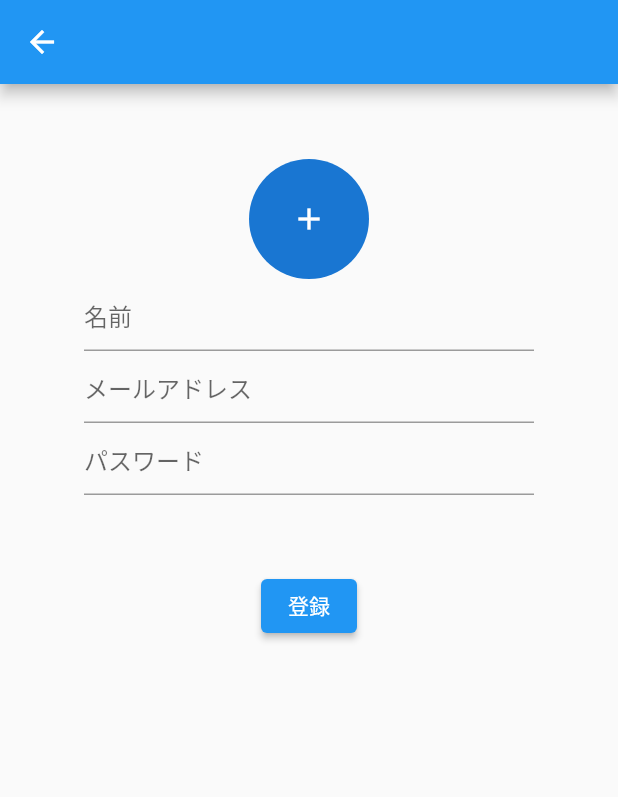
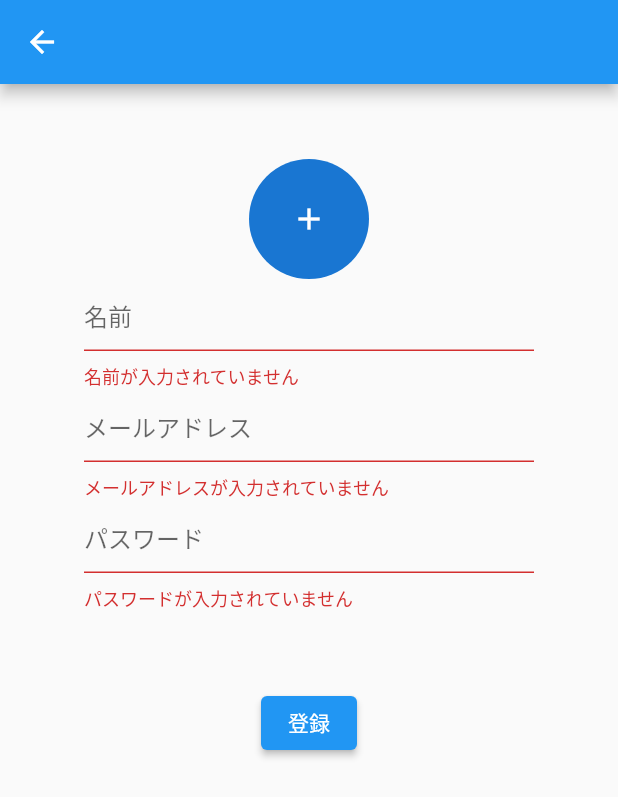
Before and after one commit to YusukeUemura01/sandbox_level1, a Flutter app: the CreateAccountPage screen opened directly, after a tap on "登録", on a phone screen of 412 x 824 dp. Shown: the top 797 px of the screen. Run offline on Flutter 3.47's test engine with Material 2 defaults, Android fonts, the phone set to English and light mode, and no system bars; our stand-ins replace cloud_firestore, firebase_auth, firebase_storage, freezed_annotation, hooks_riverpod, image_picker; accounts and stored records are empty; generated files the repository leaves out were written again.

Commit message:
create_accout_page.dartの状態管理を作成

```diff
--- /dev/null
+++ b/lib/Firebase/authentication.dart
@@ -0,0 +1,15 @@
+import 'package:firebase_auth/firebase_auth.dart';
+
+class Authentication{
+  final FirebaseAuth userAuth = FirebaseAuth.instance;
+
+  Future<dynamic> signUp(String email,String pass)async{//アカウントを登録するメソッド
+    try{
+      UserCredential newAccount = await userAuth.signInWithEmailAndPassword(email: email, password: pass);
+      return newAccount;
+    }on FirebaseException catch(e){
+      print("アカウント作成エラー$e");
+      return false;
+    }
+  }
+}
--- a/lib/main.dart
+++ b/lib/main.dart
@@ -1,8 +1,9 @@
 import 'package:flutter/material.dart';
+import 'package:hooks_riverpod/hooks_riverpod.dart';
 import 'package:sandbox_level1/screens/login_page.dart';
 
 void main() {
-  runApp(const MyApp());
+  runApp(const ProviderScope(child: MyApp()));
 }
 
 class MyApp extends StatelessWidget {
@@ -25,7 +26,7 @@ class MyApp extends StatelessWidget {
         // is not restarted.
         primarySwatch: Colors.blue,
       ),
-      home: LoginPage(),
+      home: LoginPage()
     );
   }
 }
--- a/lib/screens/create_accout_page.dart
+++ b/lib/screens/create_accout_page.dart
@@ -1,5 +1,18 @@
+import 'dart:io';
+
 import 'package:flutter/material.dart';
-class CreateAccountPage extends StatelessWidget {
+import 'package:hooks_riverpod/hooks_riverpod.dart';
+import 'package:sandbox_level1/Firebase/authentication.dart';
+import 'package:sandbox_level1/utils/function_utils.dart';
+import 'package:sandbox_level1/view_model/create_account_page_controller.dart';
+
+final createAccountPageProvider = StateNotifierProvider<CreateAccountPageStateController,CreateAccountPageState>((ref){
+  return CreateAccountPageStateController(CreateAccountPageState());
+});
+
+
+class CreateAccountPage extends HookConsumerWidget {
+
   CreateAccountPage({Key? key}) : super(key: key);
 
   TextEditingController nameController = TextEditingController();
@@ -7,7 +20,12 @@ class CreateAccountPage extends StatelessWidget {
   TextEditingController passController = TextEditingController();
 
   @override
-  Widget build(BuildContext context) {
+  Widget build(BuildContext context, WidgetRef ref) {
+    final createAccountPageState = ref.watch(createAccountPageProvider);
+    File? iconImage = createAccountPageState.iconImage;
+    String? nameErrorText = createAccountPageState.nameErrorText;
+    String? emailErrorText = createAccountPageState.emailErrorText;
+    String? passwordErrorText = createAccountPageState.passErrorText;
     return Scaffold(
       appBar: AppBar(),
       body: SafeArea(
@@ -21,32 +39,34 @@ class CreateAccountPage extends StatelessWidget {
                 ),
                 GestureDetector(
                   onTap: () async {
+                    final pickedFile = await FunctionUtils().getImageGallery();
+                    ref.read(createAccountPageProvider.notifier).changeIconImage(File(pickedFile.path));
                   },
-                  child: const CircleAvatar(
-                    foregroundImage: null,
+                  child: CircleAvatar(
+                    foregroundImage: iconImage == null ? null : FileImage(iconImage),
                     radius: 40,
-                    child: Icon(Icons.add),
+                    child: const Icon(Icons.add),
                   ),
                 ),
                 Container(
                   width: 300,
                   child: TextField(
                     controller: nameController,
-                    decoration: InputDecoration(hintText: "名前"),
+                    decoration: InputDecoration(hintText: "名前",errorText: nameErrorText),
                   ),
                 ),
                 Container(
                   width: 300,
                   child: TextField(
                     controller: emailController,
-                    decoration: InputDecoration(hintText: "メールアドレス"),
+                    decoration: InputDecoration(hintText: "メールアドレス",errorText: emailErrorText),
                   ),
                 ),
                 Container(
                   width: 300,
                   child: TextField(
                     controller: passController,
-                    decoration: InputDecoration(hintText: "パスワード"),
+                    decoration: InputDecoration(hintText: "パスワード",errorText: passwordErrorText),
                   ),
                 ),
                 const SizedBox(
@@ -54,7 +74,22 @@ class CreateAccountPage extends StatelessWidget {
                 ),
                 ElevatedButton(
                     onPressed: () async {
-
+                      nameErrorText = null;//エラーテキスト初期化
+                      emailErrorText = null;
+                      passwordErrorText = null;
+                      if(nameController.text.isEmpty){
+                        nameErrorText = "名前が入力されていません";
+                      }
+                      if(emailController.text.isEmpty){
+                        emailErrorText = "メールアドレスが入力されていません";
+                      }
+                      if(passController.text.isEmpty){
+                        passwordErrorText = "パスワードが入力されていません";
+                      }
+                      ref.read(createAccountPageProvider.notifier).changeErrorText(nameErrorText,emailErrorText,passwordErrorText);
+                      if(nameErrorText == null && emailErrorText == null && passwordErrorText == null){
+                        //final newAccount = await Authentication().signUp(emailController.text,passController.text);//アカウントをauthenticationに登録
+                      }
                     },
                     child: const Text("登録"))
               ],
--- /dev/null
+++ b/lib/utils/function_utils.dart
@@ -0,0 +1,20 @@
+import 'dart:io';
+
+import 'package:firebase_storage/firebase_storage.dart';
+import 'package:image_picker/image_picker.dart';
+
+class FunctionUtils{
+
+  Future<dynamic> getImageGallery()async{//イメージピッカーから
+    final pickedFile = await ImagePicker().pickImage(source: ImageSource.gallery);
+    return pickedFile;
+  }
+
+  Future<String> upLoadImage(String id,File image)async{//イメージをアップロードしてそのURLを返す
+    final FirebaseStorage storageInstance = FirebaseStorage.instance;
+    final Reference ref = storageInstance.ref();
+    await ref.child(id).putFile(image);//uidが画像のファイル名
+    String downloadUrl = await storageInstance.ref(id).getDownloadURL(); //アップロードしたURLを取得
+    return downloadUrl;
+  }
+}
--- a/pubspec.yaml
+++ b/pubspec.yaml
@@ -30,6 +30,10 @@ dependencies:
   flutter:
     sdk: flutter
   cloud_firestore: ^3.1.18
+  firebase_auth: ^3.3.20
+  image_picker: ^0.8.5+3
+  firebase_storage: ^10.2.18
+  hooks_riverpod: ^1.0.3
 
 
   # The following adds the Cupertino Icons font to your application.
```
Also changed, not shown: lib/view_model/create_account_page_controller.dart (added, +28 -0 lines), lib/Firebase/firestore.dart (added), pubspec.lock, 4 other files.
